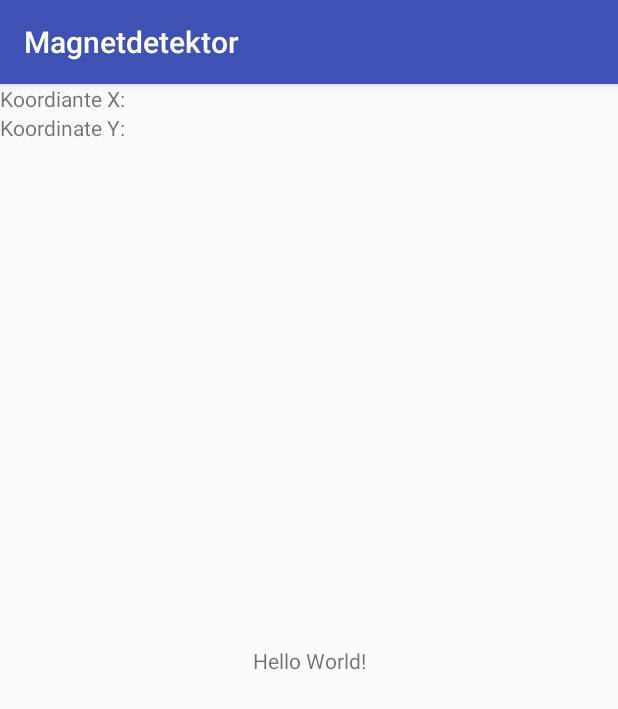
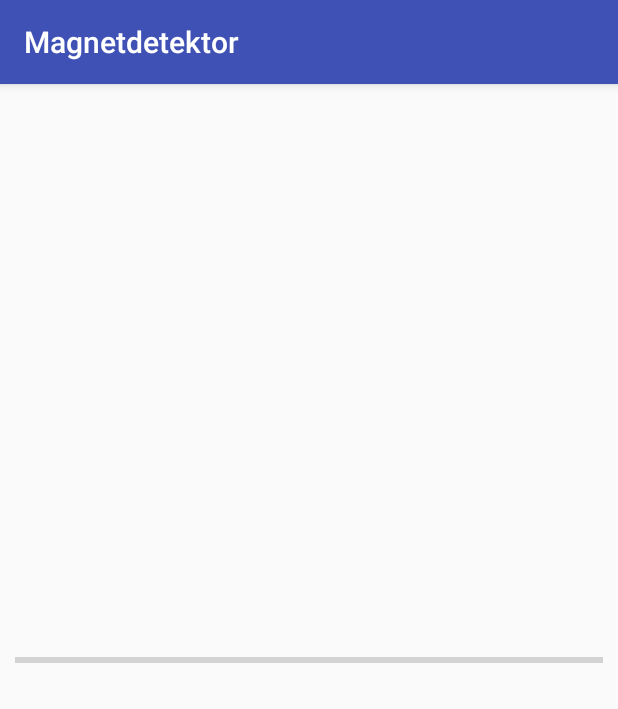
Before and after one commit to JoelRauber/Metealldetektor, an Android app: the screen it shows after launch (MainActivity), on a phone screen of 412 x 824 dp. Shown: the top 709 px of the screen. Run offline under Robolectric (Android 15) with nearby library versions, the phone set to English and light mode, and no system bars.

```diff
--- a/app/src/main/java/com/example/jor/metealldetektor/MainActivity.java
+++ b/app/src/main/java/com/example/jor/metealldetektor/MainActivity.java
@@ -1,20 +1,71 @@
 package com.example.jor.metealldetektor;
 
+import android.hardware.Sensor;
+import android.hardware.SensorEvent;
+import android.hardware.SensorEventListener;
+import android.hardware.SensorManager;
+import android.os.Build;
+import android.support.annotation.RequiresApi;
 import android.support.v7.app.AppCompatActivity;
 import android.os.Bundle;
+import android.view.TextureView;
 import android.view.View;
-import android.view.Window;
+import android.widget.ProgressBar;
+import android.widget.TextView;
 
-public class MainActivity extends AppCompatActivity {
 
-    float x;
-    float y;
+public class MainActivity extends AppCompatActivity implements SensorEventListener{
+
+    double betrag;
+    private SensorManager mSensorManager;
+
+
+    public MainActivity() {
+
+    }
+
 
     @Override
     protected void onCreate(Bundle savedInstanceState) {
         super.onCreate(savedInstanceState);
         setContentView(R.layout.activity_main);
         setTitle("Magnetdetektor");
+
+        mSensorManager = (SensorManager) getSystemService(SENSOR_SERVICE);
+
+
     }
 
+
+    @Override
+    protected void onPause(){
+        super.onPause();
+        mSensorManager.unregisterListener(this);
+
+    }
+
+    protected void onResume() {
+        super.onResume();
+        mSensorManager.registerListener(this, mSensorManager.getDefaultSensor(Sensor.TYPE_MAGNETIC_FIELD),0);
+
+    }
+
+    @RequiresApi(api = Build.VERSION_CODES.O)
+    @Override
+    public void onSensorChanged(SensorEvent event) {
+        float[] mag = event.values;
+        betrag = Math.sqrt(mag[0] * mag[0] + mag[1] * mag[1] + mag[2] * mag[2]);
+
+
+        ProgressBar progressBar = (ProgressBar)findViewById(R.id.progressBar);
+        progressBar.setMin(16);
+        progressBar.setMax(5000);
+
+        progressBar.setProgress((int) betrag);
+    }
+
+    @Override
+    public void onAccuracyChanged(Sensor sensor, int accuracy) {
+        //not in use
+    }
 }
--- a/app/src/main/res/layout/activity_main.xml
+++ b/app/src/main/res/layout/activity_main.xml
@@ -6,31 +6,21 @@
     android:layout_height="match_parent"
     tools:context=".MainActivity">
 
-    <TextView
-        android:layout_width="wrap_content"
-        android:layout_height="wrap_content"
-        android:text="Hello World!"
-        app:layout_constraintBottom_toBottomOf="parent"
-        app:layout_constraintLeft_toLeftOf="parent"
-        app:layout_constraintRight_toRightOf="parent"
-        app:layout_constraintTop_toTopOf="parent" />
-
     <LinearLayout
         android:layout_width="match_parent"
         android:layout_height="match_parent"
-        android:orientation="vertical">
+        android:orientation="vertical"
+        tools:layout_editor_absoluteX="50dp"
+        tools:layout_editor_absoluteY="276dp">
 
-        <TextView
-            android:id="@+id/X"
+        <ProgressBar
+            android:id="@+id/progressBar"
+            style="?android:attr/progressBarStyleHorizontal"
+            android:paddingLeft="10dp"
+            android:paddingRight="10dp"
             android:layout_width="match_parent"
-            android:layout_height="wrap_content"
-            android:text="Koordiante X:" />
+            android:layout_height="match_parent" />
 
-        <TextView
-            android:id="@+id/Y"
-            android:layout_width="match_parent"
-            android:layout_height="wrap_content"
-            android:text="Koordinate Y:" />
     </LinearLayout>
 
 </android.support.constraint.ConstraintLayout>
```
